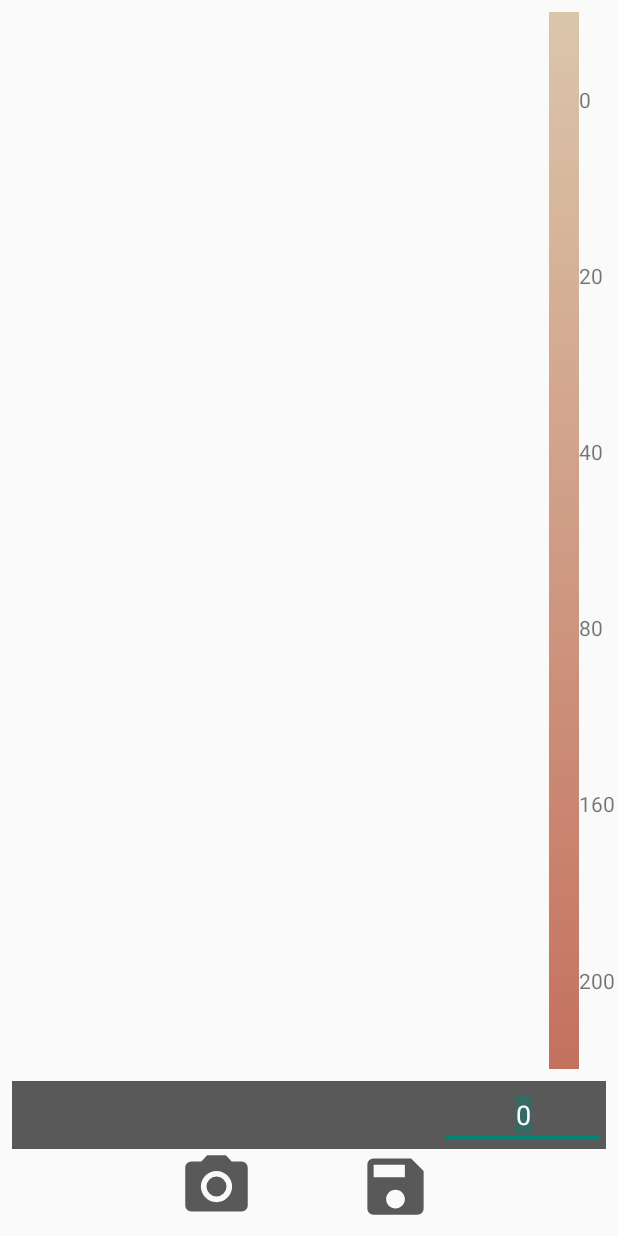
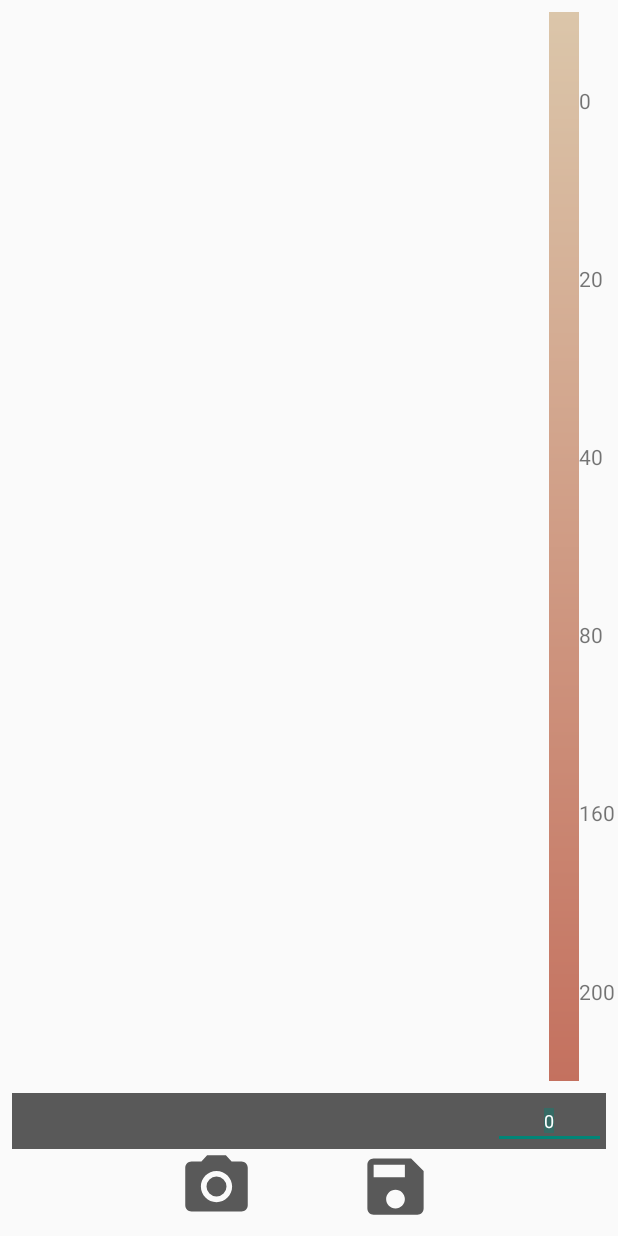
Before and after one commit to Dallamore/WaterAnalysisApp, an Android app: the ImageTouchActivity screen opened directly, with no data from a screen before it, on a phone screen of 412 x 824 dp. Run offline under Robolectric (Android 15) with nearby library versions, the phone set to English and light mode, and no system bars.

Commit message:
Changed text size and slight layout fix

```diff
--- a/app/src/main/res/layout/imagetouch.xml
+++ b/app/src/main/res/layout/imagetouch.xml
@@ -148,7 +148,7 @@
             android:singleLine="false"
             android:textAlignment="center"
             android:textColor="@android:color/white"
-            android:textSize="18sp"
+            android:textSize="12sp"
             app:layout_constraintEnd_toEndOf="parent"
             app:layout_constraintHorizontal_bias="0.13"
             app:layout_constraintStart_toStartOf="parent"
@@ -172,7 +172,7 @@
             android:singleLine="false"
             android:textAlignment="center"
             android:textColor="@android:color/white"
-            android:textSize="18sp"
+            android:textSize="12sp"
             app:layout_constraintEnd_toEndOf="parent"
             app:layout_constraintHorizontal_bias="0.49"
             app:layout_constraintStart_toStartOf="parent"
@@ -191,7 +191,7 @@
             android:text="@string/zero"
             android:textAlignment="center"
             android:textColor="@android:color/white"
-            android:textSize="18sp"
+            android:textSize="12sp"
             app:layout_constraintEnd_toEndOf="parent"
             app:layout_constraintHorizontal_bias="1.0"
             app:layout_constraintStart_toStartOf="parent"
--- a/app/src/main/res/layout/pastreadings.xml
+++ b/app/src/main/res/layout/pastreadings.xml
@@ -10,7 +10,7 @@
     <TextView
         android:id="@+id/pastReadingsTitle"
         android:layout_width="0dp"
-        android:layout_height="36dp"
+        android:layout_height="wrap_content"
         android:layout_marginEnd="8dp"
         android:layout_marginStart="8dp"
         android:layout_marginTop="16dp"
```
